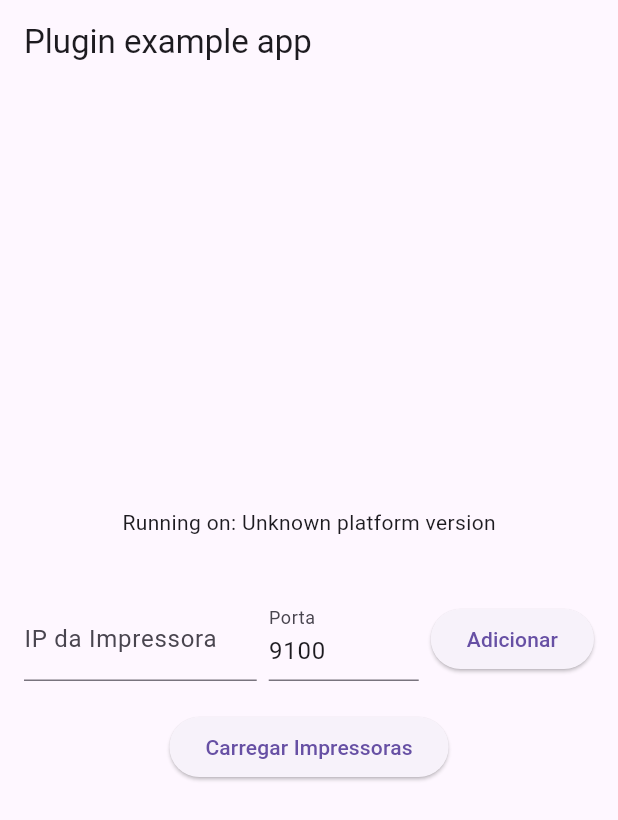
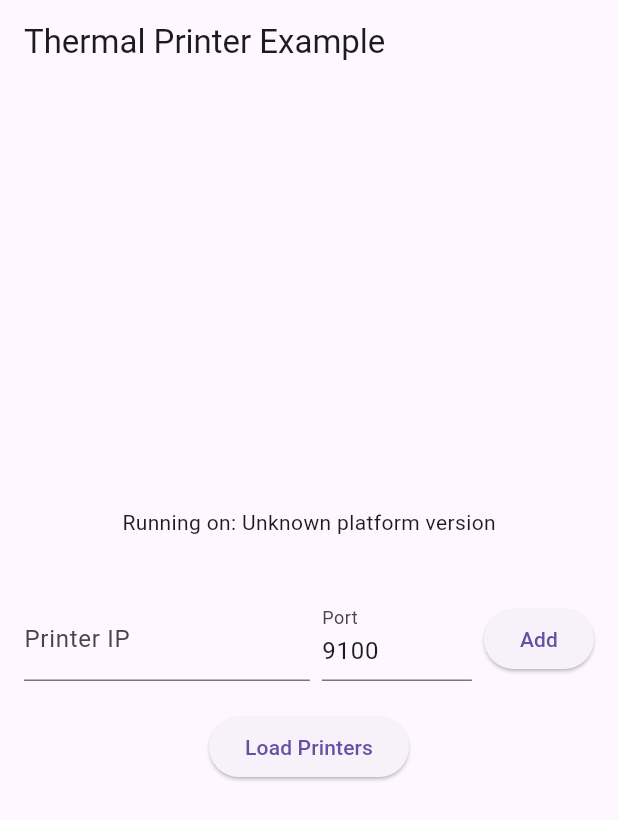
Before and after one commit to rodrigobertin/thermal_printer_flutter, a Flutter app: the screen it shows after launch, on a phone screen of 412 x 824 dp. Shown: the top 820 px of the screen. Run offline on Flutter 3.47's test engine with Material 3 defaults, Android fonts, the phone set to English and light mode, and no system bars; our stand-ins replace flutter_blue_plus, plugin_platform_interface, web; missing offline and left inert: esc_pos_utils, win_ble.

Commit message:
chore: trad to english

```diff
--- a/example/lib/main.dart
+++ b/example/lib/main.dart
@@ -73,7 +73,7 @@ class _MyAppState extends State<MyApp> {
         }
       });
     } catch (e) {
-      print('Erro ao carregar impressoras: $e');
+      print('Error loading printers: $e');
     } finally {
       setState(() => _isLoading = false);
     }
@@ -97,7 +97,7 @@ class _MyAppState extends State<MyApp> {
         });
       }
     } catch (e) {
-      print('Erro ao conectar impressora: $e');
+      print('Error connecting printer: $e');
     } finally {
       setState(() => _isConnecting = false);
     }
@@ -108,7 +108,7 @@ class _MyAppState extends State<MyApp> {
 
     final printer = Printer(
       type: PrinterType.network,
-      name: 'Impressora de Rede (${_ipController.text})',
+      name: 'Network Printer (${_ipController.text})',
       ip: _ipController.text,
       port: _portController.text,
     );
@@ -129,7 +129,7 @@ class _MyAppState extends State<MyApp> {
       final generator = Generator(PaperSize.mm80, await CapabilityProfile.load());
       List<int> bytes = [];
 
-      bytes += generator.text('Teste de impressão',
+      bytes += generator.text('Print Test',
           styles: const PosStyles(
             align: PosAlign.center,
             bold: true,
@@ -137,15 +137,15 @@ class _MyAppState extends State<MyApp> {
             width: PosTextSize.size2,
           ));
       bytes += generator.feed(2);
-      bytes += generator.text('Data: ${DateTime.now()}');
+      bytes += generator.text('Date: ${DateTime.now()}');
       bytes += generator.feed(2);
-      bytes += generator.text('Esta é uma impressão de teste');
+      bytes += generator.text('This is a test print');
       bytes += generator.feed(2);
       bytes += generator.cut();
 
       await _thermalPrinterFlutterPlugin.printBytes(bytes: bytes, printer: _selectedPrinter!);
     } catch (e) {
-      print('Erro ao imprimir: $e');
+      print('Error printing: $e');
     }
   }
 
@@ -154,7 +154,7 @@ class _MyAppState extends State<MyApp> {
     return MaterialApp(
       home: Scaffold(
         appBar: AppBar(
-          title: const Text('Plugin example app'),
+          title: const Text('Thermal Printer Example'),
         ),
         body: Center(
           child: Padding(
@@ -170,7 +170,7 @@ class _MyAppState extends State<MyApp> {
                       child: TextField(
                         controller: _ipController,
                         decoration: const InputDecoration(
-                          labelText: 'IP da Impressora',
+                          labelText: 'Printer IP',
                           hintText: '192.168.1.100',
                         ),
                         keyboardType: TextInputType.number,
@@ -182,7 +182,7 @@ class _MyAppState extends State<MyApp> {
                       child: TextField(
                         controller: _portController,
                         decoration: const InputDecoration(
-                          labelText: 'Porta',
+                          labelText: 'Port',
                         ),
                         keyboardType: TextInputType.number,
                       ),
@@ -190,20 +190,20 @@ class _MyAppState extends State<MyApp> {
                     const SizedBox(width: 8),
                     ElevatedButton(
                       onPressed: _addNetworkPrinter,
-                      child: const Text('Adicionar'),
+                      child: const Text('Add'),
                     ),
                   ],
                 ),
                 const SizedBox(height: 20),
                 ElevatedButton(
                   onPressed: _loadPrinters,
-                  child: const Text('Carregar Impressoras'),
+                  child: const Text('Load Printers'),
                 ),
                 const SizedBox(height: 20),
                 if (_isLoading)
                   const CircularProgressIndicator()
                 else if (_printers.isNotEmpty) ...[
-                  const Text('Selecione uma impressora:'),
+                  const Text('Select a printer:'),
                   const SizedBox(height: 10),
                   DropdownButton<Printer>(
                     value: _selectedPrinter,
@@ -228,7 +228,7 @@ class _MyAppState extends State<MyApp> {
                             Text(printer.name),
                             if (printer.type == PrinterType.bluethoot || printer.type == PrinterType.network)
                               Text(
-                                printer.isConnected ? ' (Conectada)' : ' (Desconectada)',
+                                printer.isConnected ? ' (Connected)' : ' (Disconnected)',
                                 style: TextStyle(
                                   color: printer.isConnected ? Colors.green : Colors.red,
                                 ),
@@ -254,7 +254,7 @@ class _MyAppState extends State<MyApp> {
                   else
                     ElevatedButton(
                       onPressed: _printTest,
-                      child: const Text('Imprimir Teste'),
+                      child: const Text('Print Test'),
                     ),
                 ],
               ],
--- a/lib/src/network_printer.dart
+++ b/lib/src/network_printer.dart
@@ -25,7 +25,7 @@ class NetworkPrinter {
       _isConnected = true;
       return true;
     } catch (e) {
-      log('Erro ao conectar com impressora de rede: $e');
+      log('Error connecting to network printer: $e');
       _isConnected = false;
       return false;
     }
@@ -47,7 +47,7 @@ class NetworkPrinter {
 
       return true;
     } catch (e) {
-      log('Erro ao imprimir via rede: $e');
+      log('Error printing via network: $e');
       return false;
     }
   }
@@ -58,7 +58,7 @@ class NetworkPrinter {
       await _socket.close();
       _isConnected = false;
     } catch (e) {
-      log('Erro ao desconectar impressora de rede: $e');
+      log('Error disconnecting network printer: $e');
     }
   }
 
--- a/lib/thermal_printer_flutter_method_channel.dart
+++ b/lib/thermal_printer_flutter_method_channel.dart
@@ -30,7 +30,7 @@ class MethodChannelThermalPrinterFlutter implements ThermalPrinterFlutterPlatfor
         final List<String> resultWin = printers?.cast<String>() ?? [];
         return resultWin.map((p) => Printer(type: PrinterType.usb, name: p)).toList();
       } catch (e) {
-        log('Erro ao buscar impressoras USB: $e', name: 'THERMAL_PRINTER_FLUTTER');
+        log('Error getting USB printers: $e', name: 'THERMAL_PRINTER_FLUTTER');
         return [];
       }
     } else if (printerType == PrinterType.bluethoot) {
@@ -44,11 +44,11 @@ class MethodChannelThermalPrinterFlutter implements ThermalPrinterFlutterPlatfor
           return [];
         }
       } catch (e) {
-        log('Erro ao buscar impressoras Bluetooth: $e', name: 'THERMAL_PRINTER_FLUTTER');
+        log('Error getting Bluetooth printers: $e', name: 'THERMAL_PRINTER_FLUTTER');
         return [];
       }
     } else if (printerType == PrinterType.network) {
-      // Para impressoras de rede, o usuário precisa fornecer o IP e porta manualmente
+      // For network printers, the user needs to provide IP and port manually
       return [];
     }
 
@@ -68,10 +68,10 @@ class MethodChannelThermalPrinterFlutter implements ThermalPrinterFlutterPlatfor
             ) ??
             false;
         if (!result) {
-          log('Falha ao imprimir bytes', name: 'THERMAL_PRINTER_FLUTTER');
+          log('Failed to print bytes', name: 'THERMAL_PRINTER_FLUTTER');
         }
       } catch (e) {
-        log('Erro ao imprimir: $e', name: 'THERMAL_PRINTER_FLUTTER');
+        log('Error printing: $e', name: 'THERMAL_PRINTER_FLUTTER');
         rethrow;
       }
     } else if (printer.type == PrinterType.bluethoot) {
@@ -84,7 +84,7 @@ class MethodChannelThermalPrinterFlutter implements ThermalPrinterFlutterPlatfor
           _logPlatformNotSuported();
         }
       } catch (e) {
-        log('Erro ao imprimir via Bluetooth: $e', name: 'THERMAL_PRINTER_FLUTTER');
+        log('Error printing via Bluetooth: $e', name: 'THERMAL_PRINTER_FLUTTER');
         rethrow;
       }
     } else if (printer.type == PrinterType.network) {
@@ -95,10 +95,10 @@ class MethodChannelThermalPrinterFlutter implements ThermalPrinterFlutterPlatfor
         );
         final success = await networkPrinter.printBytes(bytes);
         if (!success) {
-          log('Falha ao imprimir via rede', name: 'THERMAL_PRINTER_FLUTTER');
+          log('Failed to print via network', name: 'THERMAL_PRINTER_FLUTTER');
         }
       } catch (e) {
-        log('Erro ao imprimir via rede: $e', name: 'THERMAL_PRINTER_FLUTTER');
+        log('Error printing via network: $e', name: 'THERMAL_PRINTER_FLUTTER');
         rethrow;
       }
     }
@@ -123,7 +123,7 @@ class MethodChannelThermalPrinterFlutter implements ThermalPrinterFlutterPlatfor
         );
         return await networkPrinter.connect();
       } catch (e) {
-        log('Erro ao conectar impressora de rede: $e', name: 'THERMAL_PRINTER_FLUTTER');
+        log('Error connecting network printer: $e', name: 'THERMAL_PRINTER_FLUTTER');
         return false;
       }
     }
@@ -131,6 +131,6 @@ class MethodChannelThermalPrinterFlutter implements ThermalPrinterFlutterPlatfor
   }
 
   void _logPlatformNotSuported() {
-    log('Plataforma não suportada', name: 'THERMAL_PRINTER_FLUTTER');
+    log('Platform not supported', name: 'THERMAL_PRINTER_FLUTTER');
   }
 }
```
Also changed, not shown: lib/src/mobile_ble.dart (+12 -12 lines).
